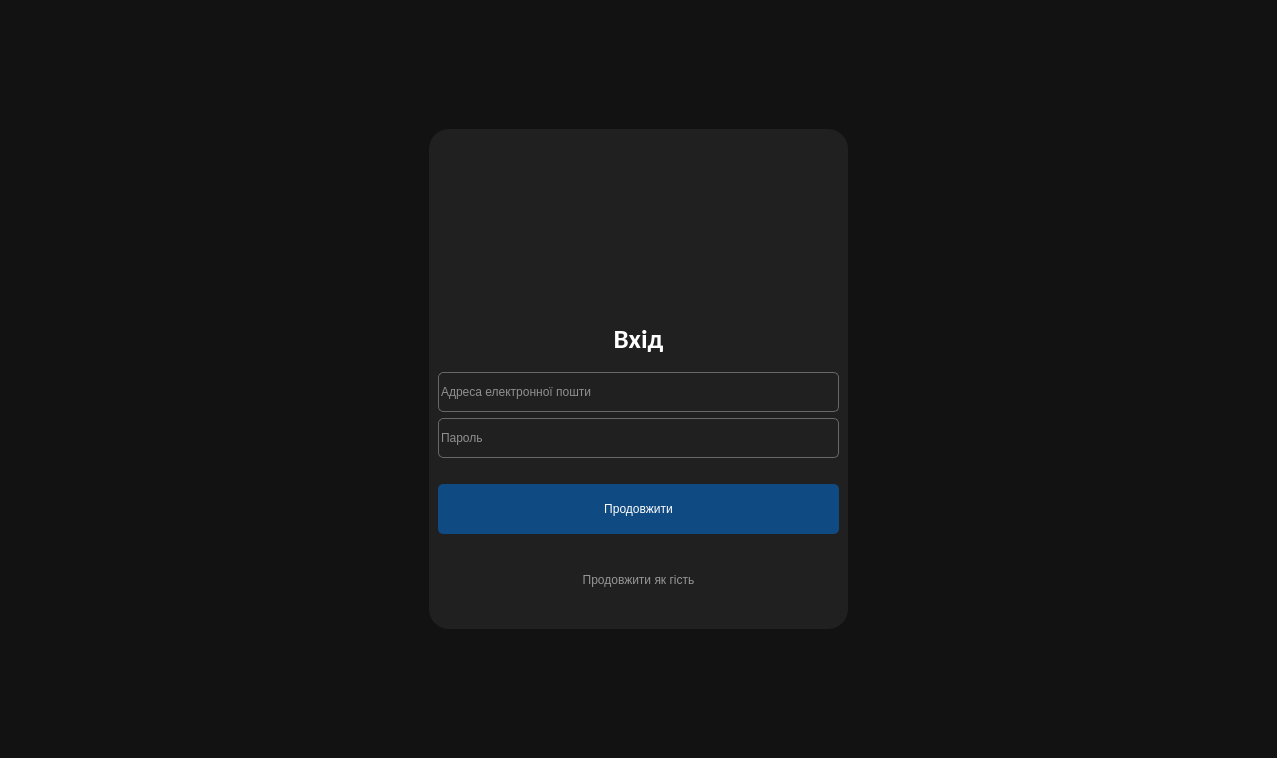
This is Foxlike/entrywindow.ui in Lekantrop-gd/CourseProject as Qt 5 draws it before an edit. The edited form follows.
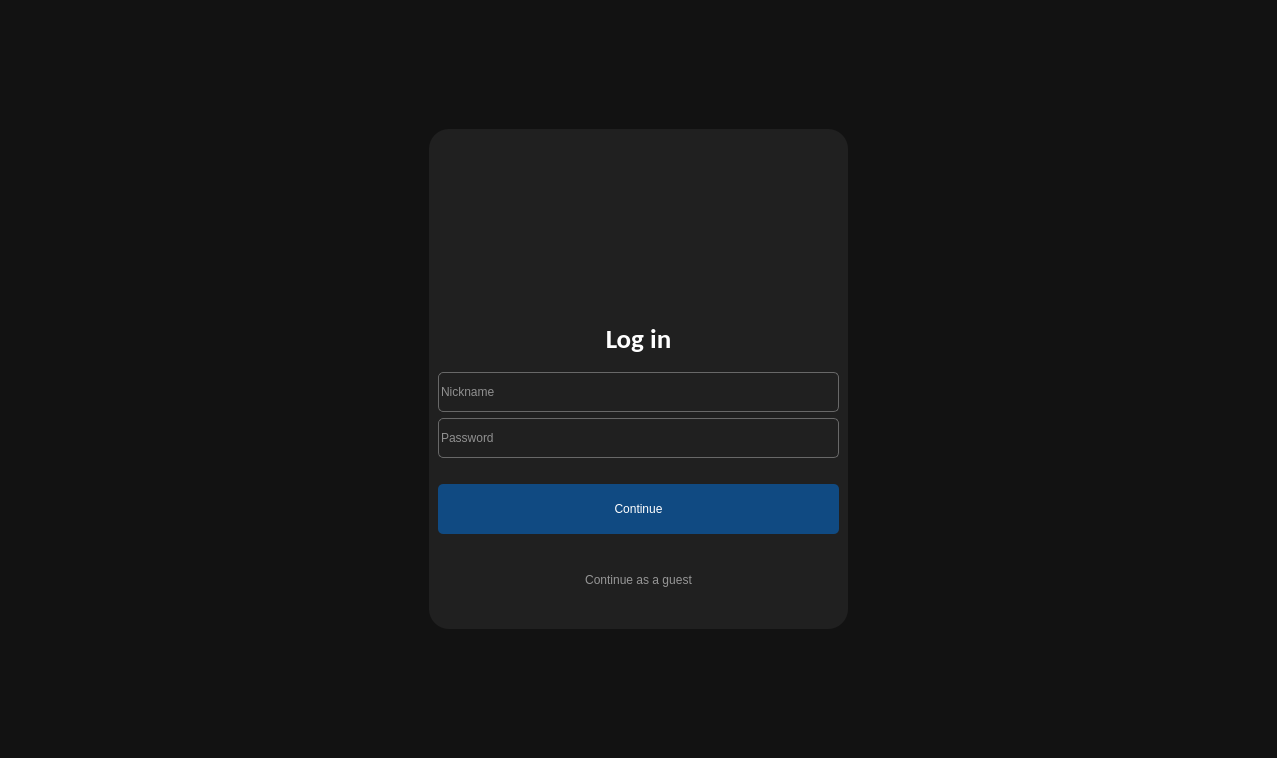
This is the edited form.

```diff
--- a/Foxlike/entrywindow.ui
+++ b/Foxlike/entrywindow.ui
@@ -126,7 +126,7 @@
 }</string>
          </property>
          <property name="text">
-          <string>Вхід</string>
+          <string>Log in</string>
          </property>
          <property name="alignment">
           <set>Qt::AlignCenter</set>
@@ -173,7 +173,7 @@
           <string/>
          </property>
          <property name="placeholderText">
-          <string>Адреса електронної пошти</string>
+          <string>Nickname</string>
          </property>
         </widget>
        </item>
@@ -205,7 +205,7 @@
           <enum>QLineEdit::Password</enum>
          </property>
          <property name="placeholderText">
-          <string>Пароль</string>
+          <string>Password</string>
          </property>
         </widget>
        </item>
@@ -254,7 +254,7 @@
 }</string>
          </property>
          <property name="text">
-          <string>Продовжити</string>
+          <string>Continue</string>
          </property>
         </widget>
        </item>
@@ -301,7 +301,7 @@
 }</string>
          </property>
          <property name="text">
-          <string>Продовжити як гість</string>
+          <string>Continue as a guest</string>
          </property>
         </widget>
        </item>
```
